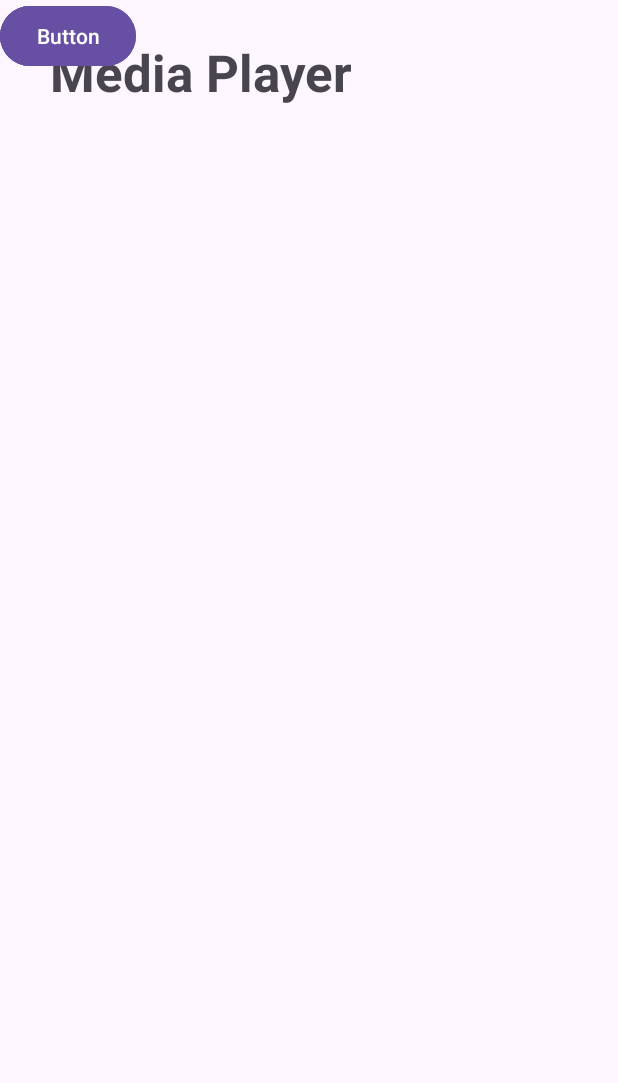
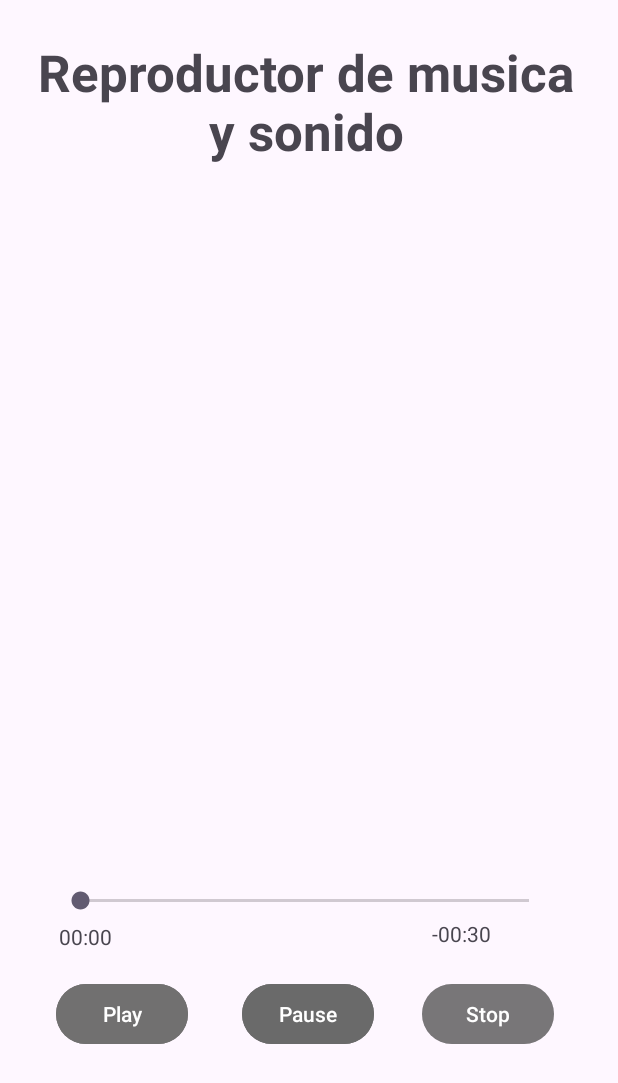
Before and after one commit to fsr0006-lgtm/AndroidTarea, an Android app: the screen it shows after launch (MainActivity), on a phone screen of 412 x 824 dp. Shown: the top 1083 px of the screen. Run offline under Robolectric (Android 15) with nearby library versions, the phone set to English and light mode, and no system bars.

Commit message:
Parte1 terminada

```diff
--- a/Practica_T7/app/src/main/java/com/example/practica_t7/MainActivity.java
+++ b/Practica_T7/app/src/main/java/com/example/practica_t7/MainActivity.java
@@ -1,6 +1,12 @@
 package com.example.practica_t7;
 
+import android.media.MediaPlayer;
 import android.os.Bundle;
+import android.os.Handler;
+import android.widget.Button;
+import android.widget.EditText;
+import android.widget.SeekBar;
+import android.widget.TextView;
 
 import androidx.activity.EdgeToEdge;
 import androidx.appcompat.app.AppCompatActivity;
@@ -9,6 +15,7 @@ import androidx.core.view.ViewCompat;
 import androidx.core.view.WindowInsetsCompat;
 
 public class MainActivity extends AppCompatActivity {
+    private MediaPlayer mediaPlayer;
 
     @Override
     protected void onCreate(Bundle savedInstanceState) {
@@ -20,5 +27,73 @@ public class MainActivity extends AppCompatActivity {
             v.setPadding(systemBars.left, systemBars.top, systemBars.right, systemBars.bottom);
             return insets;
         });
+
+        mediaPlayer = MediaPlayer.create(this, R.raw.musica);
+
+            Button btnPlay = findViewById(R.id.btnPlay);
+            Button btnPause = findViewById(R.id.btnPause);
+            Button btnStop = findViewById(R.id.btnStop);
+
+            btnPlay.setOnClickListener(v -> {
+                mediaPlayer.start();
+            });
+            btnPause.setOnClickListener(v -> {
+                mediaPlayer.pause();
+            });
+            btnStop.setOnClickListener(v -> {
+                mediaPlayer.stop();
+            });
+            SeekBar seekBar = findViewById(R.id.seekBar);
+            TextView tiempoLleva = findViewById(R.id.tiempoLleva);
+            TextView tiempoQueda = findViewById(R.id.tiempoQueda);
+            mediaPlayer.setOnPreparedListener(mp -> {
+                seekBar.setMax(mediaPlayer.getDuration());
+                tiempoLleva.setText("00:00");
+
+                // Duración total al iniciar
+                int duracion = mediaPlayer.getDuration();
+                int minutosTotales = duracion / 1000 / 60;
+                int segundosTotales = duracion / 1000 % 60;
+                String tiempoTotal = String.format("%02d:%02d", minutosTotales, segundosTotales);
+                tiempoQueda.setText(tiempoTotal);
+            });
+            //Actualiza el progreso cada segundo
+        Handler handler = new Handler();
+        Runnable actualizar = new Runnable() {
+            @Override
+            public void run() {
+                seekBar.setProgress(mediaPlayer.getCurrentPosition());
+                //Tiempo texView tiempoLleva
+                int minutos = mediaPlayer.getCurrentPosition() / 1000 / 60;
+                int segundos = mediaPlayer.getCurrentPosition() / 1000 % 60;
+                String tiempo = String.format("%02d:%02d", minutos, segundos);
+                tiempoLleva.setText(tiempo);
+                //Tiempo textView timepoQueda
+                int tiempoRestante = mediaPlayer.getDuration() - mediaPlayer.getCurrentPosition();
+                int minutosRestantes = tiempoRestante / 1000 / 60;
+                int segundosRestantes = tiempoRestante / 1000 % 60;
+                String tiempoRest = String.format("-%02d:%02d", minutosRestantes, segundosRestantes);
+                tiempoQueda.setText(tiempoRest);
+
+                //Actualizacion por segundo
+                handler.postDelayed(this,1000);
+            }
+        };
+        handler.post(actualizar);
+
+        seekBar.setOnSeekBarChangeListener(new SeekBar.OnSeekBarChangeListener() {
+            @Override
+            public void onProgressChanged(SeekBar seekBar, int progress, boolean fromUser) {
+                if(fromUser){
+                    mediaPlayer.seekTo(progress);
+                }
+            }
+
+            @Override
+            public void onStartTrackingTouch(SeekBar seekBar) {}
+            @Override
+            public void onStopTrackingTouch(SeekBar seekBar) {}
+        });
+
     }
 }
--- a/Practica_T7/app/src/main/res/layout/activity_main.xml
+++ b/Practica_T7/app/src/main/res/layout/activity_main.xml
@@ -9,11 +9,11 @@
 
     <TextView
         android:id="@+id/textView"
-        android:layout_width="236dp"
-        android:layout_height="69dp"
+        android:layout_width="376dp"
+        android:layout_height="106dp"
         android:layout_marginStart="16dp"
         android:layout_marginTop="25dp"
-        android:text="Media Player"
+        android:text="Reproductor de musica y sonido"
         android:textAlignment="center"
         android:textSize="34sp"
         android:textStyle="bold"
@@ -24,24 +24,61 @@
         android:id="@+id/btnPlay"
         android:layout_width="wrap_content"
         android:layout_height="wrap_content"
+        android:layout_marginStart="37dp"
+        android:layout_marginTop="39dp"
+        android:backgroundTint="#717070"
         android:text="Play"
-        tools:layout_editor_absoluteX="16dp"
-        tools:layout_editor_absoluteY="614dp" />
+        app:layout_constraintStart_toStartOf="parent"
+        app:layout_constraintTop_toBottomOf="@+id/seekBar" />
 
     <Button
         android:id="@+id/btnPause"
         android:layout_width="wrap_content"
         android:layout_height="wrap_content"
-        android:text="Button"
-        tools:layout_editor_absoluteX="106dp"
-        tools:layout_editor_absoluteY="614dp" />
+        android:layout_marginStart="36dp"
+        android:layout_marginTop="39dp"
+        android:backgroundTint="#6A6A6A"
+        android:text="Pause"
+        app:layout_constraintStart_toEndOf="@+id/btnPlay"
+        app:layout_constraintTop_toBottomOf="@+id/seekBar" />
 
     <Button
-        android:id="@+id/button3"
+        android:id="@+id/btnStop"
         android:layout_width="wrap_content"
         android:layout_height="wrap_content"
-        android:text="Button"
-        tools:layout_editor_absoluteX="196dp"
-        tools:layout_editor_absoluteY="614dp" />
+        android:layout_marginStart="32dp"
+        android:layout_marginTop="39dp"
+        android:backgroundTint="#713C3C3C"
+        android:text="Stop"
+        app:layout_constraintStart_toEndOf="@+id/btnPause"
+        app:layout_constraintTop_toBottomOf="@+id/seekBar" />
+
+    <SeekBar
+        android:id="@+id/seekBar"
+        android:layout_width="331dp"
+        android:layout_height="24dp"
+        android:layout_marginStart="37dp"
+        android:layout_marginTop="457dp"
+        app:layout_constraintStart_toStartOf="parent"
+        app:layout_constraintTop_toBottomOf="@+id/textView" />
+
+    <TextView
+        android:id="@+id/tiempoLleva"
+        android:layout_width="wrap_content"
+        android:layout_height="wrap_content"
+        android:layout_marginStart="39dp"
+        android:layout_marginTop="2dp"
+        android:text="TextView"
+        app:layout_constraintStart_toStartOf="parent"
+        app:layout_constraintTop_toBottomOf="@+id/seekBar" />
+
+    <TextView
+        android:id="@+id/tiempoQueda"
+        android:layout_width="wrap_content"
+        android:layout_height="wrap_content"
+        android:layout_marginStart="213dp"
+        android:text="TextView"
+        app:layout_constraintStart_toEndOf="@+id/tiempoLleva"
+        app:layout_constraintTop_toBottomOf="@+id/seekBar" />
 
 </androidx.constraintlayout.widget.ConstraintLayout>
```
Also changed, not shown: 1 other file.
